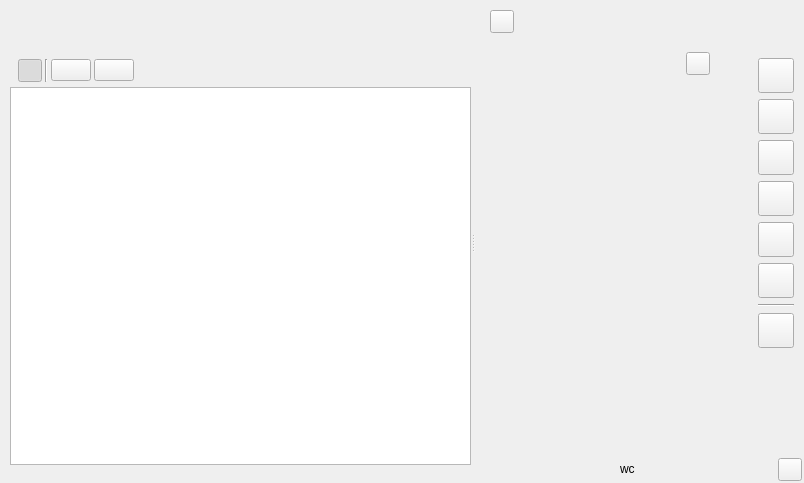
Old version of the form ui/manuscript_view.ui in the repository plotlyst/plotlyst-app.
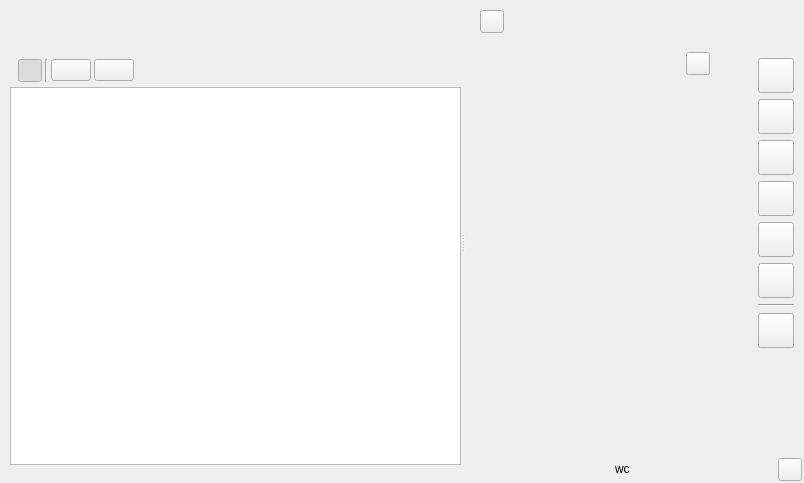
New version of the form. Custom widgets are drawn as their Qt base class.

Patch:
```diff
--- a/ui/manuscript_view.ui
+++ b/ui/manuscript_view.ui
@@ -246,7 +246,13 @@
          <property name="relaxed-white-bg" stdset="0">
           <bool>true</bool>
          </property>
-         <layout class="QVBoxLayout" name="verticalLayout_16">
+         <property name="bg" stdset="0">
+          <bool>false</bool>
+         </property>
+         <layout class="QHBoxLayout" name="horizontalLayout_3">
+          <property name="spacing">
+           <number>0</number>
+          </property>
           <property name="leftMargin">
            <number>15</number>
           </property>
@@ -254,12 +260,12 @@
            <number>10</number>
           </property>
           <property name="rightMargin">
-           <number>5</number>
+           <number>10</number>
           </property>
           <property name="bottomMargin">
            <number>0</number>
           </property>
-          <item>
+          <item alignment="Qt::AlignLeft">
            <widget class="QToolButton" name="btnTreeToggleSecondary">
             <property name="cursor">
              <cursorShape>PointingHandCursor</cursorShape>
@@ -343,7 +349,7 @@
                  <rect>
                   <x>0</x>
                   <y>0</y>
-                  <width>211</width>
+                  <width>201</width>
                   <height>394</height>
                  </rect>
                 </property>
@@ -355,16 +361,16 @@
                   <number>0</number>
                  </property>
                  <property name="leftMargin">
-                  <number>15</number>
+                  <number>0</number>
                  </property>
                  <property name="topMargin">
-                  <number>15</number>
+                  <number>0</number>
                  </property>
                  <property name="rightMargin">
-                  <number>15</number>
+                  <number>0</number>
                  </property>
                  <property name="bottomMargin">
-                  <number>15</number>
+                  <number>0</number>
                  </property>
                 </layout>
                </widget>
@@ -380,7 +386,7 @@
                </property>
                <property name="maximumSize">
                 <size>
-                 <width>200</width>
+                 <width>210</width>
                  <height>16777215</height>
                 </size>
                </property>
@@ -398,7 +404,7 @@
                  <number>0</number>
                 </property>
                 <property name="leftMargin">
-                 <number>0</number>
+                 <number>10</number>
                 </property>
                 <property name="topMargin">
                  <number>4</number>
@@ -843,14 +849,7 @@
               </sizepolicy>
              </property>
              <property name="styleSheet">
-              <string notr="true">#wdgBottom {
-                                                                    background-color: qlineargradient(x1: 0, y1: 0, x2:
-                                                                    1, y2: 1,
-                                                                    stop: 0 #FFFFFF, stop: 0.5 #E1E1E1, stop: 1
-                                                                    #E7E7E7);
-                                                                    border-bottom-left-radius: 6px;
-                                                                    border-bottom-right-radius: 6px;
-                                                                    }
+              <string notr="true">
                                                                 </string>
              </property>
              <layout class="QHBoxLayout" name="horizontalLayout_8">
```
Left out of the diff: 39 changed lines with no effect on the pictures.
